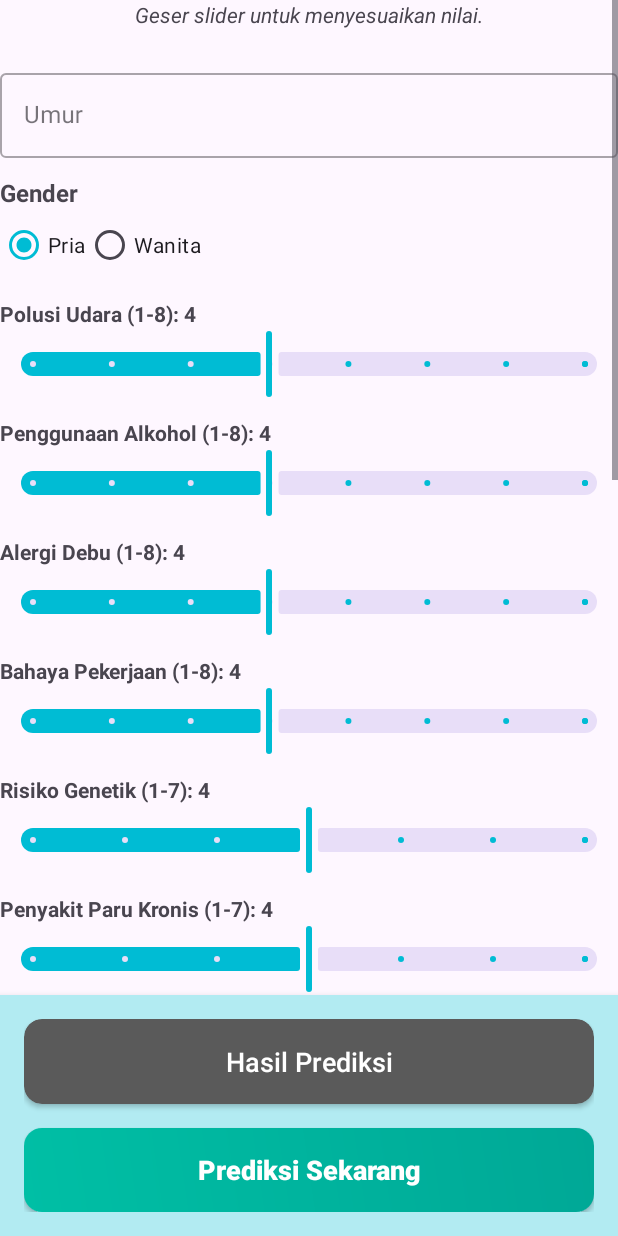
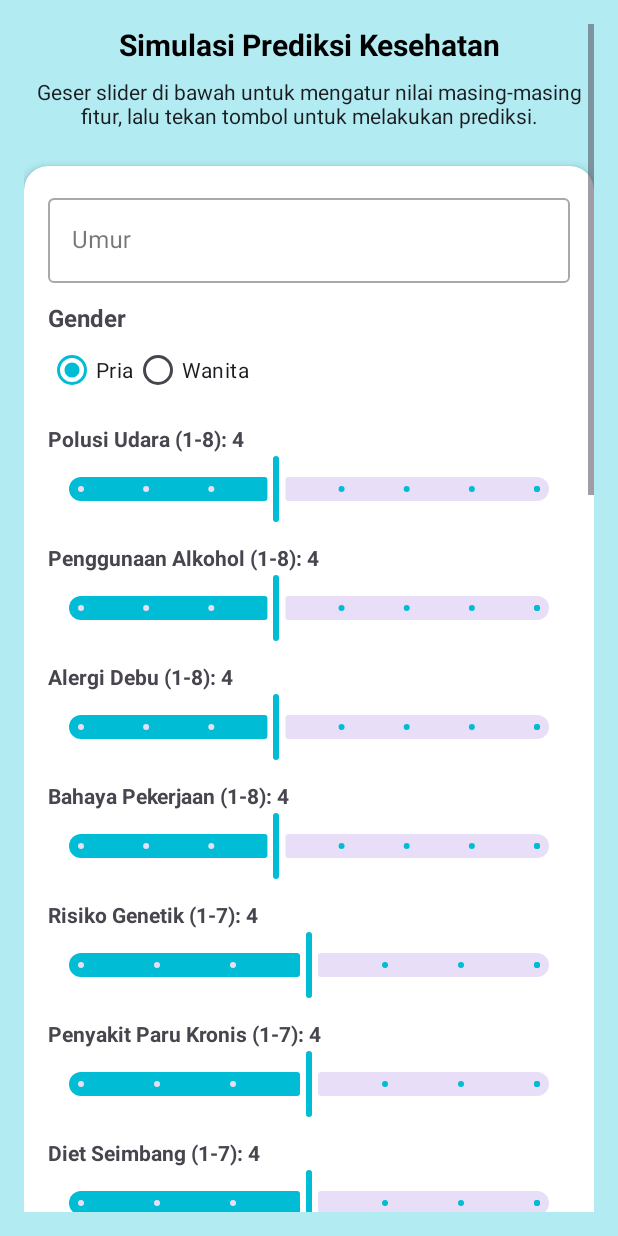
Before and after one commit to Broraps/UAS_ML2_221351112, an Android app: the SimulationFragment screen opened through its navigation route, on a phone screen of 412 x 824 dp. Run offline under Robolectric (Android 15) with nearby library versions, the phone set to English and light mode, and no system bars; libraries missing offline, so code that uses them is left out: org.tensorflow.lite; 3 statements that could not run were skipped.

Commit message:
perubahan menu simulation

```diff
--- /dev/null
+++ b/app/src/main/res/anim/fade_in.xml
@@ -0,0 +1,3 @@
+<alpha xmlns:android="http://schemas.android.com/apk/res/android"
+    android:fromAlpha="0.0" android:toAlpha="1.0"
+    android:duration="300" />
--- /dev/null
+++ b/app/src/main/res/anim/fade_out.xml
@@ -0,0 +1,3 @@
+<alpha xmlns:android="http://schemas.android.com/apk/res/android"
+    android:fromAlpha="1.0" android:toAlpha="0.0"
+    android:duration="300" />
--- /dev/null
+++ b/app/src/main/res/drawable/ic_error.xml
@@ -0,0 +1,9 @@
+<vector xmlns:android="http://schemas.android.com/apk/res/android"
+    android:width="64dp"
+    android:height="64dp"
+    android:viewportWidth="24"
+    android:viewportHeight="24">
+    <path
+        android:fillColor="#FFFFFF"
+        android:pathData="M12,2C6.48,2 2,6.48 2,12s4.48,10 10,10 10,-4.48 10,-10S17.52,2 12,2zM15.59,16.59L12,13l-3.59,3.59L7,15.17 10.59,11.59 7,8l1.41,-1.41L12,10.17l3.59,-3.58L17,8l-3.59,3.59L17,15.17l-1.41,1.42z"/>
+</vector>
--- /dev/null
+++ b/app/src/main/res/drawable/ic_good.xml
@@ -0,0 +1,9 @@
+<vector xmlns:android="http://schemas.android.com/apk/res/android"
+    android:width="64dp"
+    android:height="64dp"
+    android:viewportWidth="24"
+    android:viewportHeight="24">
+    <path
+        android:fillColor="#FFFFFF"
+        android:pathData="M9,16.2l-3.5,-3.5 -1.4,1.4L9,19 20,8l-1.4,-1.4z"/>
+</vector>
--- /dev/null
+++ b/app/src/main/res/drawable/ic_warning.xml
@@ -0,0 +1,9 @@
+<vector xmlns:android="http://schemas.android.com/apk/res/android"
+    android:width="64dp"
+    android:height="64dp"
+    android:viewportWidth="24"
+    android:viewportHeight="24">
+    <path
+        android:fillColor="#FFFFFF"
+        android:pathData="M1,21h22L12,2 1,21zM13,18h-2v-2h2v2zm0,-4h-2v-4h2v4z"/>
+</vector>
--- a/app/src/main/res/layout/fragment_simulation.xml
+++ b/app/src/main/res/layout/fragment_simulation.xml
@@ -1,55 +1,85 @@
 <?xml version="1.0" encoding="utf-8"?>
 <androidx.constraintlayout.widget.ConstraintLayout xmlns:android="http://schemas.android.com/apk/res/android"
     xmlns:app="http://schemas.android.com/apk/res-auto"
-    xmlns:tools="http://schemas.android.com/tools"
     android:layout_width="match_parent"
     android:layout_height="match_parent"
+    xmlns:tools="http://schemas.android.com/tools"
+    android:background="@color/health_background"
     tools:context=".SimulationFragment">
 
     <ScrollView
-        android:id="@+id/scrollView"
         android:layout_width="0dp"
         android:layout_height="0dp"
-        android:clipToPadding="false"
-        android:paddingBottom="100dp"
+        android:fillViewport="true"
+        android:padding="16dp"
+        app:layout_constraintTop_toTopOf="parent"
         app:layout_constraintBottom_toBottomOf="parent"
-        app:layout_constraintEnd_toEndOf="parent"
         app:layout_constraintStart_toStartOf="parent"
-        app:layout_constraintTop_toTopOf="parent">
+        app:layout_constraintEnd_toEndOf="parent">
 
         <LinearLayout
             android:layout_width="match_parent"
             android:layout_height="wrap_content"
-            android:orientation="vertical">
+            android:orientation="vertical"
+            android:paddingBottom="32dp">
 
+            <!-- Judul -->
             <TextView
-                android:layout_width="wrap_content"
-                android:layout_height="wrap_content"
-                android:text="Geser slider untuk menyesuaikan nilai."
-                android:textStyle="italic"
-                android:layout_gravity="center_horizontal"
-                android:layout_marginBottom="24dp"/>
-
-            <com.google.android.material.textfield.TextInputLayout
                 android:layout_width="match_parent"
                 android:layout_height="wrap_content"
+                android:text="Simulasi Prediksi Kesehatan"
+                android:textSize="20sp"
+                android:textStyle="bold"
+                android:textColor="@color/black"
+                android:gravity="center"
+                android:layout_marginBottom="8dp"/>
+
+            <!-- Deskripsi -->
+            <TextView
+                android:layout_width="match_parent"
+                android:layout_height="wrap_content"
+                android:text="Geser slider di bawah untuk mengatur nilai masing-masing fitur, lalu tekan tombol untuk melakukan prediksi."
+                android:textSize="14sp"
+                android:textColor="@color/dark_background_primary"
+                android:gravity="center"
+                android:layout_marginBottom="24dp" />
+
+            <!-- Bungkus semua input ke dalam CardView -->
+            <androidx.cardview.widget.CardView
+                android:layout_width="match_parent"
+                android:layout_height="wrap_content"
+                app:cardCornerRadius="16dp"
+                app:cardElevation="4dp"
+                android:layout_marginBottom="24dp"
+                app:cardBackgroundColor="@android:color/white">
+
+                <LinearLayout
+                    android:layout_width="match_parent"
+                    android:layout_height="wrap_content"
+                    android:orientation="vertical"
+                    android:padding="16dp">
+
+                    <!-- Umur -->
+                    <com.google.android.material.textfield.TextInputLayout
                         style="@style/Widget.MaterialComponents.TextInputLayout.OutlinedBox"
+                        android:layout_width="match_parent"
+                        android:layout_height="wrap_content"
                         android:layout_marginBottom="12dp">
-
                         <com.google.android.material.textfield.TextInputEditText
                             android:id="@+id/edtAge"
                             android:layout_width="match_parent"
                             android:layout_height="wrap_content"
                             android:hint="Umur"
-                    android:inputType="number" />
+                            android:inputType="number"/>
                     </com.google.android.material.textfield.TextInputLayout>
 
+                    <!-- Gender -->
                     <TextView
                         android:layout_width="wrap_content"
                         android:layout_height="wrap_content"
                         android:text="Gender"
-                android:textSize="16sp"
-                android:textStyle="bold" />
+                        android:textStyle="bold"
+                        android:textSize="16sp" />
                     <RadioGroup
                         android:id="@+id/radioGroupGender"
                         android:layout_width="match_parent"
@@ -66,7 +96,7 @@
                             android:id="@+id/radioWanita"
                             android:layout_width="wrap_content"
                             android:layout_height="wrap_content"
-                    android:text="Wanita" />
+                            android:text="Wanita"/>
                     </RadioGroup>
 
                     <TextView android:id="@+id/tvAirPollutionLabel" android:layout_width="wrap_content" android:layout_height="wrap_content" android:text="Polusi Udara (1-8): 4" android:textStyle="bold"/>
@@ -134,50 +164,21 @@
                     <TextView android:id="@+id/tvSnoringLabel" android:layout_width="wrap_content" android:layout_height="wrap_content" android:text="Mendengkur (1-7): 4" android:textStyle="bold"/>
                     <com.google.android.material.slider.Slider android:id="@+id/sliderSnoring" android:layout_width="match_parent" android:layout_height="wrap_content" android:valueFrom="1.0" android:valueTo="7.0" android:stepSize="1.0" android:value="4.0" android:layout_marginBottom="12dp"/>
 
+
                 </LinearLayout>
-    </ScrollView>
-
-    <LinearLayout
-        android:layout_width="match_parent"
-        android:layout_height="wrap_content"
-        android:orientation="vertical"
-        android:padding="16dp"
-        android:background="@color/health_background"
-        app:layout_constraintBottom_toBottomOf="parent"
-        app:layout_constraintStart_toStartOf="parent"
-        app:layout_constraintEnd_toEndOf="parent"
-        android:elevation="8dp">
-
-        <androidx.cardview.widget.CardView
-            android:id="@+id/resultCard"
-            android:layout_width="match_parent"
-            android:layout_height="wrap_content"
-            app:cardBackgroundColor="@color/dark_background_secondary"
-            app:cardCornerRadius="12dp"
-            android:layout_marginBottom="16dp">
-
-            <TextView
-                android:id="@+id/txtResult"
-                android:layout_width="match_parent"
-                android:layout_height="wrap_content"
-                android:fontFamily="sans-serif-medium"
-                android:gravity="center"
-                android:padding="16dp"
-                android:text="Hasil Prediksi"
-                android:textColor="@color/white"
-                android:textSize="18sp" />
             </androidx.cardview.widget.CardView>
 
             <androidx.appcompat.widget.AppCompatButton
                 android:id="@+id/btnCheck"
                 android:layout_width="match_parent"
                 android:layout_height="56dp"
-            android:background="@drawable/gradient_button_background"
                 android:text="Prediksi Sekarang"
                 android:textAllCaps="false"
-            android:textColor="@color/white"
+                android:textStyle="bold"
                 android:textSize="18sp"
-            android:textStyle="bold" />
+                android:textColor="@android:color/white"
+                android:backgroundTint="@color/brand_teal"
+                android:background="@drawable/gradient_button_background" />
         </LinearLayout>
-
+    </ScrollView>
 </androidx.constraintlayout.widget.ConstraintLayout>
--- a/app/src/main/res/values/colors.xml
+++ b/app/src/main/res/values/colors.xml
@@ -14,20 +14,20 @@
     <color name="result_medium">#FFC107</color>
     <color name="result_high">#F44336</color>
     <color name="dark_background_secondary">#5A5A5A</color>
-    <!-- Primary Palette -->
     <color name="brand_teal">#00BFA5</color>
     <color name="brand_teal_dark">#008E76</color>
 
-    <!-- Dark Theme Palette -->
-    <color name="dark_background_primary">#1A1C20</color> <!-- Latar belakang utama -->
+    <color name="dark_background_primary">#1A1C20</color>
 
-    <!-- Text Colors -->
-    <color name="text_primary_dark">#F0F0F0</color> <!-- Untuk judul -->
-    <color name="text_secondary_dark">#A0A0A0</color> <!-- Untuk deskripsi/label -->
+    <color name="text_primary_dark">#F0F0F0</color>
+    <color name="text_secondary_dark">#A0A0A0</color>
 
-    <!-- Gradient Button Colors -->
     <color name="gradient_start">#00BFA5</color>
     <color name="gradient_end">#00A896</color>
 
-    <!-- Prediction Result Colors -->
+    <color name="level_low">#4CAF50</color>
+    <color name="level_medium">#FFC107</color>
+    <color name="level_high">#F44336</color>
+
+
 </resources>
--- /dev/null
+++ b/app/src/main/res/values/styles.xml
@@ -0,0 +1,7 @@
+<?xml version="1.0" encoding="utf-8"?>
+<resources>
+    <style name="DialogAnimation">
+        <item name="android:windowEnterAnimation">@anim/fade_in</item>
+        <item name="android:windowExitAnimation">@anim/fade_out</item>
+    </style>
+</resources>
```
Also changed, not shown: app/src/main/java/com/raffiargianda/uas_ml2_221351112/SimulationFragment.kt (+44 -11 lines), app/src/main/res/drawable/ic_success.xml (added, +9 -0 lines), app/src/main/res/layout/result_dialog.xml (added, +35 -0 lines). Lines whose indentation alone changed are shown as unchanged.
